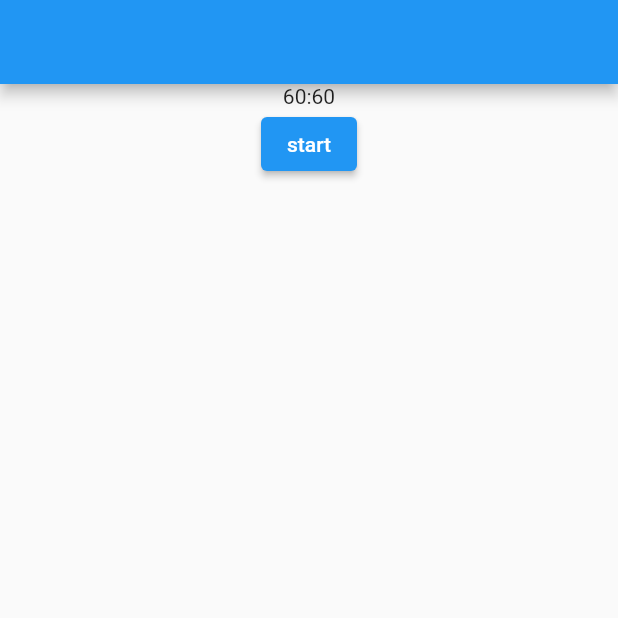
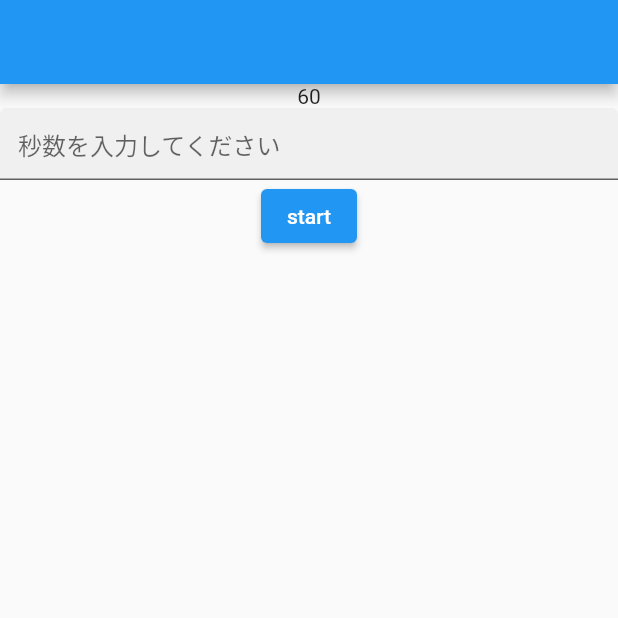
Before and after one commit to tomoki1590/timer_app, a Flutter app: the screen it shows after launch, on a phone screen of 412 x 824 dp, the top half of it. Run offline on Flutter 3.47's test engine with Material 2 defaults, Android fonts, the phone set to English and light mode, and no system bars; our stand-ins replace flutter_speed_dial, image_picker.

Commit message:
text入力

```diff
--- a/lib/countdown.dart
+++ b/lib/countdown.dart
@@ -10,16 +10,13 @@ class CountDown extends StatefulWidget {
 }
 
 class _CountDownState extends State<CountDown> {
-  static const maxMinutes = 60;
-  static const maxSeconds = 60;
-  int minutes = maxMinutes;
-  int secounds = maxSeconds;
+  int maxSeconds = 60;
+  int secounds = 60;
   Timer? timer;
 
   void resetTimer() {
     setState(() {
       secounds = maxSeconds;
-      minutes = maxMinutes;
     });
   }
 
@@ -63,6 +60,7 @@ class _CountDownState extends State<CountDown> {
   Widget buildButtons() {
     final isRunning = timer == null ? false : timer!.isActive;
     final isCompleated = secounds == maxSeconds || secounds == 0;
+    final timeController = TextEditingController();
 
     return isRunning || !isCompleated
         ? Row(
@@ -82,18 +80,30 @@ class _CountDownState extends State<CountDown> {
                 onPressed: () {
                   stopTimer();
                 },
-                child: const Text('cancel'),
-              ),
+                child: const Text('reset'),
+              )
             ],
           )
-        : ElevatedButton(
-            onPressed: () {
-              startTimer();
-            },
-            child: const Text('start'));
+        : Column(
+            children: [
+              TextField(
+                //Textを用いて秒数を決定
+                decoration: const InputDecoration(
+                    hintText: '秒数を入力してください', filled: true),
+                keyboardType: TextInputType.number,
+                controller: timeController,
+              ),
+              ElevatedButton(
+                  onPressed: () {
+                    maxSeconds = int.parse(timeController.text);
+                    startTimer();
+                  },
+                  child: const Text('start')),
+            ],
+          );
   }
 
   Widget buildTime() {
-    return Text('$minutes' ":" '$secounds');
+    return Text('$secounds');
   }
 }
```
